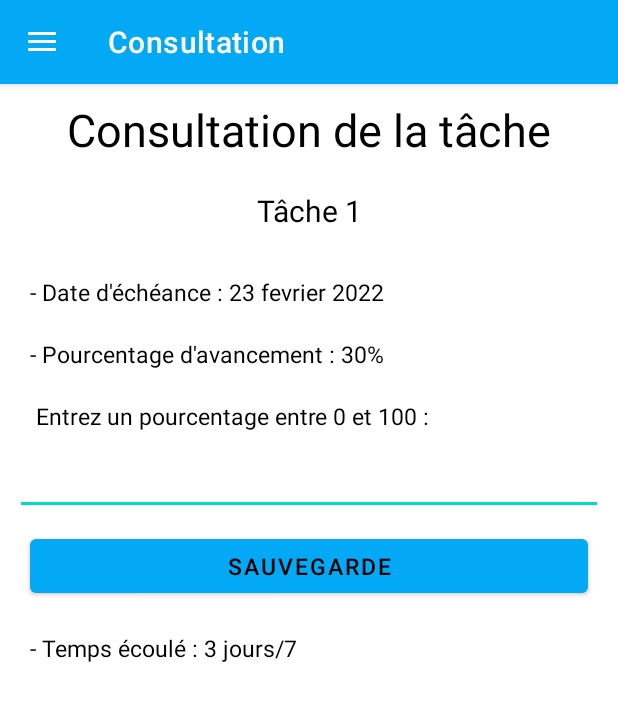
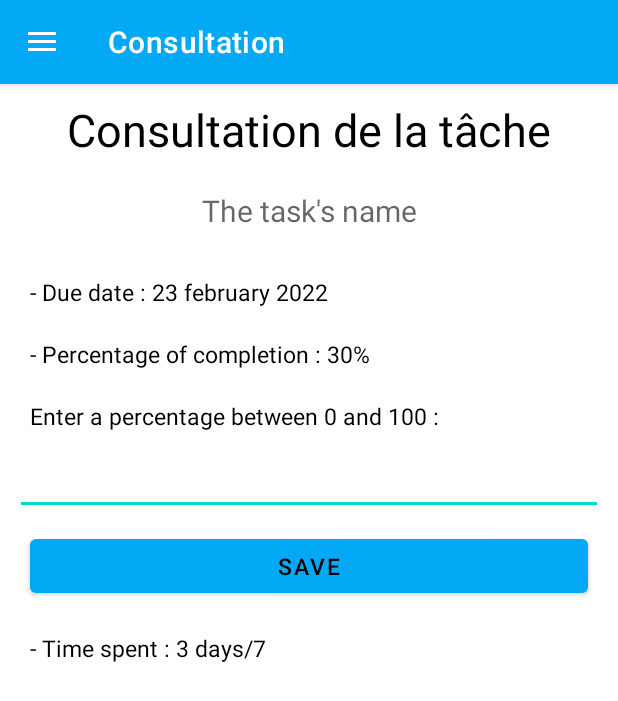
Before and after one commit to Joyce0501/H22-4204N6-KICKMYB-NOUTEJI, an Android app: the ConsultationActivity screen opened directly, with no data from a screen before it, on a phone screen of 412 x 824 dp. Shown: the top 701 px of the screen. Run offline under Robolectric (Android 15) with nearby library versions, the phone set to English and light mode, and no system bars; libraries missing offline, so code that uses them is left out: org.kickmyb, org.kickmyb.transfer; 1 statement that could not run was skipped.

Commit message:
FCT intertionalisation des autres activites et du menu

```diff
--- a/KickMyB/app/src/main/java/com/example/kickmyb/AccueilActivity.java
+++ b/KickMyB/app/src/main/java/com/example/kickmyb/AccueilActivity.java
@@ -53,7 +53,7 @@ public class AccueilActivity extends AppCompatActivity {
     protected void onCreate(Bundle savedInstanceState) {
         super.onCreate(savedInstanceState);
         //setContentView(R.layout.activity_main);
-        setTitle("Accueil");
+        setTitle(getString(R.string.menu_welcome));
 
         binding = ActivityAccueilBinding.inflate(getLayoutInflater());
         View view = binding.getRoot();
@@ -215,7 +215,8 @@ public class AccueilActivity extends AppCompatActivity {
                 if(response.isSuccessful()){
                     progressDeconnexion.dismiss();
                     Toast.makeText(AccueilActivity.this, "Serveur recu", Toast.LENGTH_SHORT).show();
-                     Intent retour = new Intent(AccueilActivity.this,MainActivity.class);
+                    Intent retour = new Intent(AccueilActivity.this,MainActivity.class);
+                    finishAffinity();
                     startActivity(retour);
                 }
                 else{
--- a/KickMyB/app/src/main/java/com/example/kickmyb/ConsultationActivity.java
+++ b/KickMyB/app/src/main/java/com/example/kickmyb/ConsultationActivity.java
@@ -59,7 +59,7 @@ public class ConsultationActivity extends AppCompatActivity {
                 Long valeur = Long.parseLong(binding.avancement.getText().toString());
                 if(valeur < 0 || valeur > 100)
                 {
-                    binding.avancement.setError("La valeur inscrite n'est pas bonne ");
+                    binding.avancement.setError(getString(R.string.consultation_percentage));
                 }
                 else
                 {
@@ -121,8 +121,8 @@ public class ConsultationActivity extends AppCompatActivity {
         String pattern = "EEE , MM/dd/yy";
         SimpleDateFormat simpleDateFormat = new SimpleDateFormat(pattern);
         // On affiche le dialogue avant de lancer la requete
-        progressD = ProgressDialog.show(ConsultationActivity.this, "Please wait",
-                "Informations are loading", true);
+        progressD = ProgressDialog.show(ConsultationActivity.this, getString(R.string.connexion_progress_introduction),
+                getString(R.string.consultation_detailsloading), true);
         RetrofitUtil.get().detailTache(idTache).enqueue(new Callback<TaskDetailResponse>() {
             @Override
             public void onResponse(Call<TaskDetailResponse> call, Response<TaskDetailResponse> response) {
@@ -132,11 +132,11 @@ public class ConsultationActivity extends AppCompatActivity {
                     binding.editTache.setText(data.name);
 
                   //  binding.infoDate.setText("Date limite :" + data.deadline.toString());
-                    binding.infoDate.setText("Date limite : " + simpleDateFormat.format(data.deadline));
+                    binding.infoDate.setText(getString(R.string.consultation_infodate) + simpleDateFormat.format(data.deadline));
 
-                    binding.infoPourcentage.setText("Pourcentage fait : " + data.percentageDone + "%");
+                    binding.infoPourcentage.setText(getString(R.string.consultation_infopercentage) + data.percentageDone + "%");
 
-                    binding.infoTemps.setText("Temps passé : " + data.percentageTimeSpent + "%");
+                    binding.infoTemps.setText(getString(R.string.consultation_infotimespent) + data.percentageTimeSpent + "%");
                 }
             }
 
@@ -154,8 +154,8 @@ public class ConsultationActivity extends AppCompatActivity {
     public void changerPourcentage(){
         Long idTache = getIntent().getLongExtra("idTache",0);
         Long valeur = Long.parseLong(binding.avancement.getText().toString());
-        progressD = ProgressDialog.show(ConsultationActivity.this, "Please wait",
-                "Update of the percentage", true);
+        progressD = ProgressDialog.show(ConsultationActivity.this, getString(R.string.connexion_progress_introduction),
+                getString(R.string.consultation_updatepercentage), true);
         RetrofitUtil.get().changerPourcentage(idTache,valeur).enqueue(new Callback<String>() {
             @Override
             public void onResponse(Call<String> call, Response<String> response) {
@@ -166,6 +166,7 @@ public class ConsultationActivity extends AppCompatActivity {
                     startActivity(retour);
                 }
                 else{
+                    progressD.dismiss();
                     Log.i("recommences", "");
                 }
             }
@@ -199,8 +200,8 @@ public class ConsultationActivity extends AppCompatActivity {
 
     }
     public void deconnexion() {
-        progressDeconnexion = ProgressDialog.show(ConsultationActivity.this, "Please wait",
-                "log out in process", true);
+        progressDeconnexion = ProgressDialog.show(ConsultationActivity.this, getString(R.string.connexion_progress_introduction),
+                getString(R.string.a_deconnexion), true);
         RetrofitUtil.get().deconnexion().enqueue(new Callback<String>() {
             @Override
             public void onResponse(Call<String> call, Response<String> response) {
@@ -208,6 +209,7 @@ public class ConsultationActivity extends AppCompatActivity {
                     progressDeconnexion.dismiss();
                     Toast.makeText(ConsultationActivity.this, "Serveur recu", Toast.LENGTH_SHORT).show();
                     Intent retour = new Intent(ConsultationActivity.this,MainActivity.class);
+                    finishAffinity();
                     startActivity(retour);
                 }
                 else{
--- a/KickMyB/app/src/main/res/layout/activity_consultation.xml
+++ b/KickMyB/app/src/main/res/layout/activity_consultation.xml
@@ -33,10 +33,10 @@
                 android:layout_height="wrap_content"
                 android:layout_margin="10dp"
                 android:textColor="@color/black"
-                android:text="Tâche 1"
+                android:text=""
                 android:textSize="20dp"
                 android:gravity="center"
-                android:hint="Le nom de la tache" />
+                android:hint="@string/nametaskhint_space" />
 
 
             <LinearLayout
@@ -52,7 +52,7 @@
                     android:gravity="start"
                     android:textSize="15dp"
                     android:textColor="@color/black"
-                    android:text="- Date d'échéance : 23 fevrier 2022" />
+                    android:text="@string/consultation_datedecheance" />
 
                 <TextView
                     android:id="@+id/infoPourcentage"
@@ -62,7 +62,7 @@
                     android:gravity="start"
                     android:textSize="15dp"
                     android:textColor="@color/black"
-                    android:text="- Pourcentage d'avancement : 30%" />
+                    android:text="@string/consultation_percentageavancement" />
                 <TextView
                     android:id="@+id/avancementTexte"
                     android:layout_width="match_parent"
@@ -71,7 +71,7 @@
                     android:gravity="start"
                     android:textSize="15dp"
                     android:textColor="@color/black"
-                    android:text=" Entrez un pourcentage entre 0 et 100 : " />
+                    android:text="@string/consultation_editpercentage" />
 
 
 
@@ -96,7 +96,7 @@
                     android:textSize="15dp"
                     android:textColor="@color/black"
                     android:textAlignment="center"
-                    android:text=" Sauvegarde " />
+                    android:text="@string/consultation_save"/>
                 <TextView
                     android:id="@+id/infoTemps"
                     android:layout_width="match_parent"
@@ -105,7 +105,7 @@
                     android:gravity="start"
                     android:textSize="15dp"
                     android:textColor="@color/black"
-                    android:text="- Temps écoulé : 3 jours/7" />
+                    android:text="@string/consultation_timespent"/>
 
             </LinearLayout>
 
--- a/KickMyB/app/src/main/res/menu/activity_main_drawer.xml
+++ b/KickMyB/app/src/main/res/menu/activity_main_drawer.xml
@@ -3,12 +3,12 @@
     <group>
     <item android:id="@+id/nav_item_one"
         android:icon="@drawable/ic_baseline_home_24"
-        android:title="Accueil" />
+        android:title="@string/menu_welcome" />
     <item android:id="@+id/nav_item_two"
         android:icon="@drawable/ic_baseline_add_24"
-        android:title="Ajout de tache" />
+        android:title="@string/menu_task" />
     <item android:id="@+id/nav_item_three"
         android:icon="@drawable/ic_baseline_transit_enterexit_24"
-        android:title="Deconnexion" />
+        android:title="@string/menu_logout" />
 </group>
 </menu>
--- a/KickMyB/app/src/main/res/values/strings.xml
+++ b/KickMyB/app/src/main/res/values/strings.xml
@@ -27,4 +27,35 @@
     <string name="an_update">An update occurs</string>
     <string name="a_deconnexion">Log out in process</string>
     <string name="add_task">Add a task</string>
+
+    //Creation Activity
+    <string name="creation_errormessage_nametaskshort">This name task is too short</string>
+    <string name="creation_errormessage_nametasktake">This name task is already taken</string>
+    <string name="creation_errormessage_nametaskempty">The label name task is empty</string>
+    <string name="nametask_space">Task\'s name</string>
+    <string name="deadline_space">Due date</string>
+    <string name="nametaskhint_space">The task\'s name</string>
+    <string name="deadlinehint_space">Double click on the space to enter the due date</string>
+    <string name="creation_welcome">Creating a task</string>
+    <string name="back_toWelcome">Welcome</string>
+    <string name="creation_errormessage_datetaskempty">Please enter a deadline</string>
+
+    //Consultation Activity
+    <string name="consultation_updatepercentage">Update of the percentage</string>
+    <string name="consultation_detailsloading">Task\'s details are loading</string>
+    <string name="consultation_percentage">The value doesn\'t fit with the condition of acceptance</string>
+    <string name="consultation_percentageavancement">- Percentage of completion : 30%" </string>
+    <string name="consultation_datedecheance">- Due date : 23 february 2022</string>
+    <string name="consultation_editpercentage"> Enter a percentage between 0 and 100 : </string>
+    <string name="consultation_save"> Save </string>
+    <string name="consultation_timespent">- Time spent : 3 days/7</string>
+    <string name="consultation_infodate">Due date :</string>
+    <string name="consultation_infopercentage">Percentage done :</string>
+    <string name="consultation_infotimespent">Time spent :</string>
+
+    //menu
+    <string name="menu_welcome">Welcome</string>
+    <string name="menu_task">Add a task</string>
+    <string name="menu_logout">Logging out</string>
+
 </resources>
```
Also changed, not shown: KickMyB/app/src/main/java/com/example/kickmyb/CreationActivity.java (+17 -9 lines), KickMyB/app/src/main/java/com/example/kickmyb/MainActivity.java (+4 -5 lines), KickMyB/app/src/main/res/layout/activity_accueil.xml (+10 -9 lines), KickMyB/app/src/main/res/layout/activity_creation.xml (+6 -6 lines), 1 other file.
